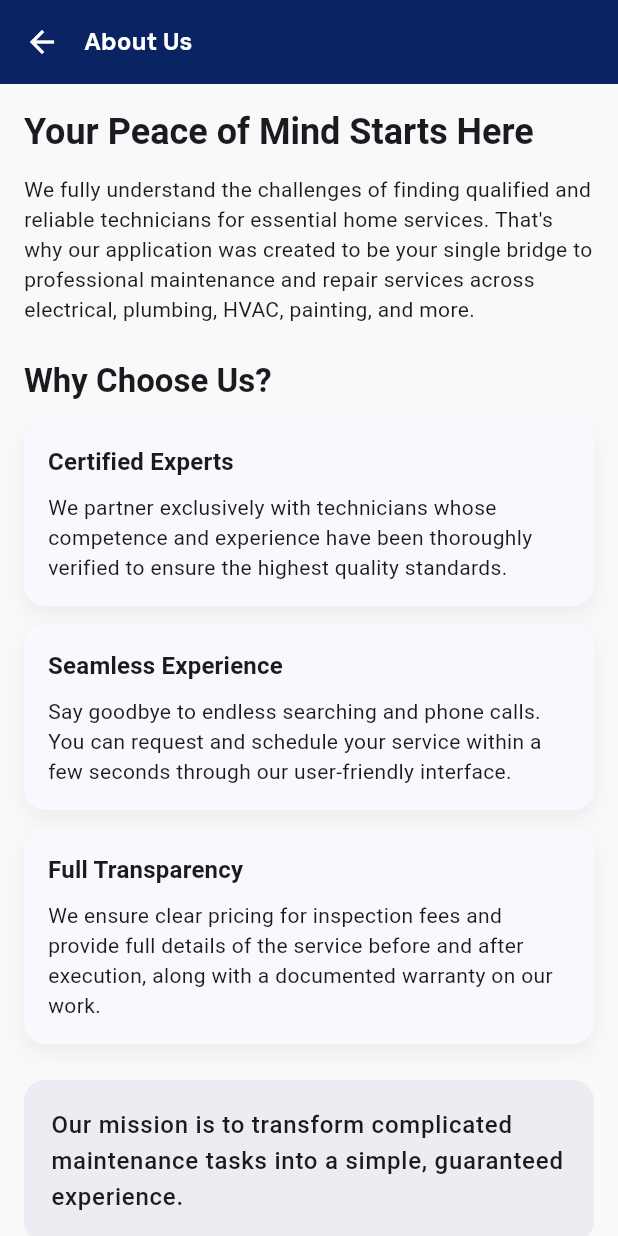
After one commit to Han5uk3/abo_glumbo_bkk, a Flutter app: the CustomerAboutUsPage screen opened directly, on a phone screen of 412 x 824 dp. The commit adds this screen. Run offline on Flutter 3.47's test engine with Material 3 defaults, Android fonts, the phone set to English and light mode, and no system bars; our stand-ins replace bloc, cached_network_image, carousel_slider, cloud_firestore, dio, dotted_border and 23 more; missing offline and left inert: flutter_polyline_points, pay; accounts and stored records are empty; statements that could not run were skipped.

Commit message:
added about us page

```diff
--- a/lib/l10n/app_ar.arb
+++ b/lib/l10n/app_ar.arb
@@ -647,6 +647,17 @@
   "selectFiles": "اختر الملفات",
   "addMoreFiles": "إضافة المزيد من الملفات",
   "uploading": "جاري الرفع...",
-  "noBookings":"لا يوجد حجوزات",
-  "uploadProof": "رفع الإثبات"
+  "noBookings": "لا يوجد حجوزات",
+  "uploadProof": "رفع الإثبات",
+  "customerAboutUsTitle": "من نحن",
+  "customerAboutHeadline": "راحة بالك تبدأ من هنا",
+  "customerAboutIntro": "نحن ندرك تماماً التحديات التي تواجهك عند البحث عن فنيين مؤهلين وموثوقين للخدمات المنزلية. لهذا السبب، تم إنشاء تطبيقنا ليكون جسرك الوحيد نحو خدمات الصيانة والإصلاح الاحترافية في مجالات الكهرباء، والسباكة، والتكييف، والدهانات، وغيرها.",
+  "customerWhyChooseUs": "لماذا تختارنا؟",
+  "customerCertifiedExpertsTitle": "خبراء معتمدون",
+  "customerCertifiedExpertsDesc": "نتعامل فقط مع فنيين تم التحقق من كفاءتهم وخبرتهم لضمان أعلى مستوى من الجودة.",
+  "customerSeamlessExperienceTitle": "تجربة سلسة",
+  "customerSeamlessExperienceDesc": "وداعاً للبحث والمكالمات المتعددة. يمكنك طلب الخدمة وتحديد موعدها خلال ثوانٍ قليلة عبر واجهة سهلة الاستخدام.",
+  "customerTransparencyTitle": "شفافية تامة",
+  "customerTransparencyDesc": "نحرص على تقديم أسعار واضحة لرسوم الفحص وتفاصيل كاملة للخدمة قبل وبعد التنفيذ، بالإضافة إلى ضمان موثق على أعمالنا.",
+  "customerMission": "مهمتنا هي تحويل مهمة الصيانة المعقدة إلى تجربة بسيطة ومضمونة."
 }
--- a/lib/l10n/app_en.arb
+++ b/lib/l10n/app_en.arb
@@ -654,5 +654,16 @@
   "addMoreFiles": "Add More Files",
   "uploading": "Uploading...",
   "noBookings": "No bookings",
-  "uploadProof": "Upload Proof"
+  "uploadProof": "Upload Proof",
+  "customerAboutUsTitle": "About Us",
+  "customerAboutHeadline": "Your Peace of Mind Starts Here",
+  "customerAboutIntro": "We fully understand the challenges of finding qualified and reliable technicians for essential home services. That's why our application was created to be your single bridge to professional maintenance and repair services across electrical, plumbing, HVAC, painting, and more.",
+  "customerWhyChooseUs": "Why Choose Us?",
+  "customerCertifiedExpertsTitle": "Certified Experts",
+  "customerCertifiedExpertsDesc": "We partner exclusively with technicians whose competence and experience have been thoroughly verified to ensure the highest quality standards.",
+  "customerSeamlessExperienceTitle": "Seamless Experience",
+  "customerSeamlessExperienceDesc": "Say goodbye to endless searching and phone calls. You can request and schedule your service within a few seconds through our user-friendly interface.",
+  "customerTransparencyTitle": "Full Transparency",
+  "customerTransparencyDesc": "We ensure clear pricing for inspection fees and provide full details of the service before and after execution, along with a documented warranty on our work.",
+  "customerMission": "Our mission is to transform complicated maintenance tasks into a simple, guaranteed experience."
 }
--- a/lib/l10n/app_localizations.dart
+++ b/lib/l10n/app_localizations.dart
@@ -3919,6 +3919,72 @@ abstract class AppLocalizations {
   /// In en, this message translates to:
   /// **'Upload Proof'**
   String get uploadProof;
+
+  /// No description provided for @customerAboutUsTitle.
+  ///
+  /// In en, this message translates to:
+  /// **'About Us'**
+  String get customerAboutUsTitle;
+
+  /// No description provided for @customerAboutHeadline.
+  ///
+  /// In en, this message translates to:
+  /// **'Your Peace of Mind Starts Here'**
+  String get customerAboutHeadline;
+
+  /// No description provided for @customerAboutIntro.
+  ///
+  /// In en, this message translates to:
+  /// **'We fully understand the challenges of finding qualified and reliable technicians for essential home services. That\'s why our application was created to be your single bridge to professional maintenance and repair services across electrical, plumbing, HVAC, painting, and more.'**
+  String get customerAboutIntro;
+
+  /// No description provided for @customerWhyChooseUs.
+  ///
+  /// In en, this message translates to:
+  /// **'Why Choose Us?'**
+  String get customerWhyChooseUs;
+
+  /// No description provided for @customerCertifiedExpertsTitle.
+  ///
+  /// In en, this message translates to:
+  /// **'Certified Experts'**
+  String get customerCertifiedExpertsTitle;
+
+  /// No description provided for @customerCertifiedExpertsDesc.
+  ///
+  /// In en, this message translates to:
+  /// **'We partner exclusively with technicians whose competence and experience have been thoroughly verified to ensure the highest quality standards.'**
+  String get customerCertifiedExpertsDesc;
+
+  /// No description provided for @customerSeamlessExperienceTitle.
+  ///
+  /// In en, this message translates to:
+  /// **'Seamless Experience'**
+  String get customerSeamlessExperienceTitle;
+
+  /// No description provided for @customerSeamlessExperienceDesc.
+  ///
+  /// In en, this message translates to:
+  /// **'Say goodbye to endless searching and phone calls. You can request and schedule your service within a few seconds through our user-friendly interface.'**
+  String get customerSeamlessExperienceDesc;
+
+  /// No description provided for @customerTransparencyTitle.
+  ///
+  /// In en, this message translates to:
+  /// **'Full Transparency'**
+  String get customerTransparencyTitle;
+
+  /// No description provided for @customerTransparencyDesc.
+  ///
+  /// In en, this message translates to:
+  /// **'We ensure clear pricing for inspection fees and provide full details of the service before and after execution, along with a documented warranty on our work.'**
+  String get customerTransparencyDesc;
+
+  /// No description provided for @customerMission.
+  ///
+  /// In en, this message translates to:
+  /// **'Our mission is to transform complicated maintenance tasks into a simple, guaranteed experience.'**
+  String get customerMission;
 }
 
 class _AppLocalizationsDelegate
--- a/lib/l10n/app_localizations_ar.dart
+++ b/lib/l10n/app_localizations_ar.dart
@@ -1992,4 +1992,42 @@ class AppLocalizationsAr extends AppLocalizations {
 
   @override
   String get uploadProof => 'رفع الإثبات';
+
+  @override
+  String get customerAboutUsTitle => 'من نحن';
+
+  @override
+  String get customerAboutHeadline => 'راحة بالك تبدأ من هنا';
+
+  @override
+  String get customerAboutIntro =>
+      'نحن ندرك تماماً التحديات التي تواجهك عند البحث عن فنيين مؤهلين وموثوقين للخدمات المنزلية. لهذا السبب، تم إنشاء تطبيقنا ليكون جسرك الوحيد نحو خدمات الصيانة والإصلاح الاحترافية في مجالات الكهرباء، والسباكة، والتكييف، والدهانات، وغيرها.';
+
+  @override
+  String get customerWhyChooseUs => 'لماذا تختارنا؟';
+
+  @override
+  String get customerCertifiedExpertsTitle => 'خبراء معتمدون';
+
+  @override
+  String get customerCertifiedExpertsDesc =>
+      'نتعامل فقط مع فنيين تم التحقق من كفاءتهم وخبرتهم لضمان أعلى مستوى من الجودة.';
+
+  @override
+  String get customerSeamlessExperienceTitle => 'تجربة سلسة';
+
+  @override
+  String get customerSeamlessExperienceDesc =>
+      'وداعاً للبحث والمكالمات المتعددة. يمكنك طلب الخدمة وتحديد موعدها خلال ثوانٍ قليلة عبر واجهة سهلة الاستخدام.';
+
+  @override
+  String get customerTransparencyTitle => 'شفافية تامة';
+
+  @override
+  String get customerTransparencyDesc =>
+      'نحرص على تقديم أسعار واضحة لرسوم الفحص وتفاصيل كاملة للخدمة قبل وبعد التنفيذ، بالإضافة إلى ضمان موثق على أعمالنا.';
+
+  @override
+  String get customerMission =>
+      'مهمتنا هي تحويل مهمة الصيانة المعقدة إلى تجربة بسيطة ومضمونة.';
 }
--- a/lib/l10n/app_localizations_en.dart
+++ b/lib/l10n/app_localizations_en.dart
@@ -2026,4 +2026,42 @@ class AppLocalizationsEn extends AppLocalizations {
 
   @override
   String get uploadProof => 'Upload Proof';
+
+  @override
+  String get customerAboutUsTitle => 'About Us';
+
+  @override
+  String get customerAboutHeadline => 'Your Peace of Mind Starts Here';
+
+  @override
+  String get customerAboutIntro =>
+      'We fully understand the challenges of finding qualified and reliable technicians for essential home services. That\'s why our application was created to be your single bridge to professional maintenance and repair services across electrical, plumbing, HVAC, painting, and more.';
+
+  @override
+  String get customerWhyChooseUs => 'Why Choose Us?';
+
+  @override
+  String get customerCertifiedExpertsTitle => 'Certified Experts';
+
+  @override
+  String get customerCertifiedExpertsDesc =>
+      'We partner exclusively with technicians whose competence and experience have been thoroughly verified to ensure the highest quality standards.';
+
+  @override
+  String get customerSeamlessExperienceTitle => 'Seamless Experience';
+
+  @override
+  String get customerSeamlessExperienceDesc =>
+      'Say goodbye to endless searching and phone calls. You can request and schedule your service within a few seconds through our user-friendly interface.';
+
+  @override
+  String get customerTransparencyTitle => 'Full Transparency';
+
+  @override
+  String get customerTransparencyDesc =>
+      'We ensure clear pricing for inspection fees and provide full details of the service before and after execution, along with a documented warranty on our work.';
+
+  @override
+  String get customerMission =>
+      'Our mission is to transform complicated maintenance tasks into a simple, guaranteed experience.';
 }
--- a/lib/main.dart
+++ b/lib/main.dart
@@ -171,7 +171,7 @@ class MyApp extends StatelessWidget {
           builder: (context, state) {
             return MaterialApp(
               navigatorKey: navigatorKey,
-              title: 'Abo Glumbo',
+              title: 'Abo Glumbo - Customer',
               locale: state.locale,
               localizationsDelegates: [
                 AppLocalizations.delegate,
--- a/lib/pages/accounts/account.dart
+++ b/lib/pages/accounts/account.dart
@@ -9,6 +9,7 @@ import 'package:abo_glumbo_bbk/pages/SignUp/terms_and_conditions_page.dart';
 import 'package:abo_glumbo_bbk/pages/accounts/bloc/account_bloc.dart';
 import 'package:abo_glumbo_bbk/pages/accounts/edit_profile.dart';
 import 'package:abo_glumbo_bbk/pages/accounts/notification.dart';
+import 'package:abo_glumbo_bbk/pages/accounts/widgets/about_us_page.dart';
 import 'package:abo_glumbo_bbk/pages/accounts/widgets/account_list_tile.dart';
 import 'package:abo_glumbo_bbk/pages/accounts/widgets/contact_bottom_sheet.dart';
 import 'package:abo_glumbo_bbk/pages/accounts/widgets/faq_page.dart';
@@ -103,10 +104,18 @@ class _AccountPageState extends State<AccountPage> with WidgetsBindingObserver {
           _buildSupportSection(),
           if (!_isGuest) ...[_buildTermsAndConditions(), _buildPrivacyPolicy()],
           _buildFAQSection(),
+          _buildAboutUsSection(),
           if (!_isGuest) ...[_buildAuthSection(), _buildDangerZone()],
           if (_isGuest) _buildAuthSection(),
         ],
       ),
+    );
+  }
+
+  Widget _buildAboutUsSection() {
+    return AccountListTile.withArrow(
+      title: AppLocalizations.of(context)?.customerAboutUsTitle ?? '',
+      onTap: _handleAboutUsPage,
     );
   }
 
@@ -323,6 +332,13 @@ class _AccountPageState extends State<AccountPage> with WidgetsBindingObserver {
       return;
     }
     Navigator.push(context, MaterialPageRoute(builder: (context) => FAQPage()));
+  }
+
+  void _handleAboutUsPage() {
+    Navigator.push(
+      context,
+      MaterialPageRoute(builder: (context) => CustomerAboutUsPage()),
+    );
   }
 
   // void _handleWishlist() {
--- /dev/null
+++ b/lib/pages/accounts/widgets/about_us_page.dart
@@ -0,0 +1,229 @@
+import 'package:abo_glumbo_bbk/l10n/app_localizations.dart';
+import 'package:flutter/material.dart';
+
+class CustomerAboutUsPage extends StatelessWidget {
+  const CustomerAboutUsPage({super.key});
+
+  @override
+  Widget build(BuildContext context) {
+    final theme = Theme.of(context);
+    final locale = AppLocalizations.of(context)!;
+
+    return Scaffold(
+      body: CustomScrollView(
+        slivers: [
+          SliverAppBar(
+            pinned: true,
+            centerTitle: false,
+            title: Text(locale.customerAboutUsTitle),
+          ),
+
+          SliverPadding(
+            padding: const EdgeInsets.all(16),
+            sliver: SliverList(
+              delegate: SliverChildListDelegate([
+                _FadeSlide(
+                  delay: 0,
+                  child: Text(
+                    locale.customerAboutHeadline,
+                    style: theme.textTheme.headlineSmall?.copyWith(
+                      fontWeight: FontWeight.bold,
+                    ),
+                  ),
+                ),
+                const SizedBox(height: 12),
+
+                _FadeSlide(
+                  delay: 100,
+                  child: Text(
+                    locale.customerAboutIntro,
+                    style: theme.textTheme.bodyMedium,
+                  ),
+                ),
+                const SizedBox(height: 24),
+
+                _FadeSlide(
+                  delay: 200,
+                  child: _SectionTitle(title: locale.customerWhyChooseUs),
+                ),
+                const SizedBox(height: 12),
+
+                _FadeSlide(
+                  delay: 300,
+                  child: _CustomerCard(
+                    title: locale.customerCertifiedExpertsTitle,
+                    description: locale.customerCertifiedExpertsDesc,
+                  ),
+                ),
+                const SizedBox(height: 12),
+
+                _FadeSlide(
+                  delay: 400,
+                  child: _CustomerCard(
+                    title: locale.customerSeamlessExperienceTitle,
+                    description: locale.customerSeamlessExperienceDesc,
+                  ),
+                ),
+                const SizedBox(height: 12),
+
+                _FadeSlide(
+                  delay: 500,
+                  child: _CustomerCard(
+                    title: locale.customerTransparencyTitle,
+                    description: locale.customerTransparencyDesc,
+                  ),
+                ),
+                const SizedBox(height: 24),
+
+                _FadeSlide(
+                  delay: 600,
+                  child: _CustomerMissionCard(
+                    text: locale.customerMission,
+                  ),
+                ),
+              ]),
+            ),
+          ),
+        ],
+      ),
+    );
+  }
+}
+class _CustomerCard extends StatelessWidget {
+  final String title;
+  final String description;
+
+  const _CustomerCard({
+    required this.title,
+    required this.description,
+  });
+
+  @override
+  Widget build(BuildContext context) {
+    final theme = Theme.of(context);
+
+    return Container(
+      decoration: BoxDecoration(
+        color: theme.cardColor,
+        borderRadius: BorderRadius.circular(14),
+        boxShadow: [
+          BoxShadow(
+            color: Colors.black.withOpacity(0.05),
+            blurRadius: 10,
+            offset: const Offset(0, 6),
+          ),
+        ],
+      ),
+      padding: const EdgeInsets.all(16),
+      child: Column(
+        crossAxisAlignment: CrossAxisAlignment.start,
+        children: [
+          Text(
+            title,
+            style: theme.textTheme.titleMedium?.copyWith(
+              fontWeight: FontWeight.w600,
+            ),
+          ),
+          const SizedBox(height: 8),
+          Text(
+            description,
+            style: theme.textTheme.bodyMedium,
+          ),
+        ],
+      ),
+    );
+  }
+}
+class _CustomerMissionCard extends StatelessWidget {
+  final String text;
+
+  const _CustomerMissionCard({required this.text});
+
+  @override
+  Widget build(BuildContext context) {
+    final theme = Theme.of(context);
+
+    return Container(
+      width: double.infinity,
+      decoration: BoxDecoration(
+        color: theme.colorScheme.primary.withOpacity(0.08),
+        borderRadius: BorderRadius.circular(14),
+      ),
+      padding: const EdgeInsets.all(18),
+      child: Text(
+        text,
+        style: theme.textTheme.bodyLarge?.copyWith(
+          fontWeight: FontWeight.w500,
+        ),
+      ),
+    );
+  }
+}
+class _SectionTitle extends StatelessWidget {
+  final String title;
+
+  const _SectionTitle({required this.title});
+
+  @override
+  Widget build(BuildContext context) {
+    return Text(
+      title,
+      style: Theme.of(context).textTheme.titleLarge?.copyWith(
+            fontWeight: FontWeight.w600,
+          ),
+    );
+  }
+}
+class _FadeSlide extends StatefulWidget {
+  final Widget child;
+  final int delay;
+
+  const _FadeSlide({required this.child, required this.delay});
+
+  @override
+  State<_FadeSlide> createState() => _FadeSlideState();
+}
+
+class _FadeSlideState extends State<_FadeSlide>
+    with SingleTickerProviderStateMixin {
+  late final AnimationController _controller;
+  late final Animation<double> _opacity;
+  late final Animation<Offset> _offset;
+
+  @override
+  void initState() {
+    super.initState();
+    _controller = AnimationController(
+      vsync: this,
+      duration: const Duration(milliseconds: 500),
+    );
+
+    _opacity = Tween<double>(
+      begin: 0,
+      end: 1,
+    ).animate(CurvedAnimation(parent: _controller, curve: Curves.easeOut));
+
+    _offset = Tween<Offset>(
+      begin: const Offset(0, 0.1),
+      end: Offset.zero,
+    ).animate(CurvedAnimation(parent: _controller, curve: Curves.easeOut));
+
+    Future.delayed(Duration(milliseconds: widget.delay), () {
+      if (mounted) _controller.forward();
+    });
+  }
+
+  @override
+  void dispose() {
+    _controller.dispose();
+    super.dispose();
+  }
+
+  @override
+  Widget build(BuildContext context) {
+    return FadeTransition(
+      opacity: _opacity,
+      child: SlideTransition(position: _offset, child: widget.child),
+    );
+  }
+}
```
